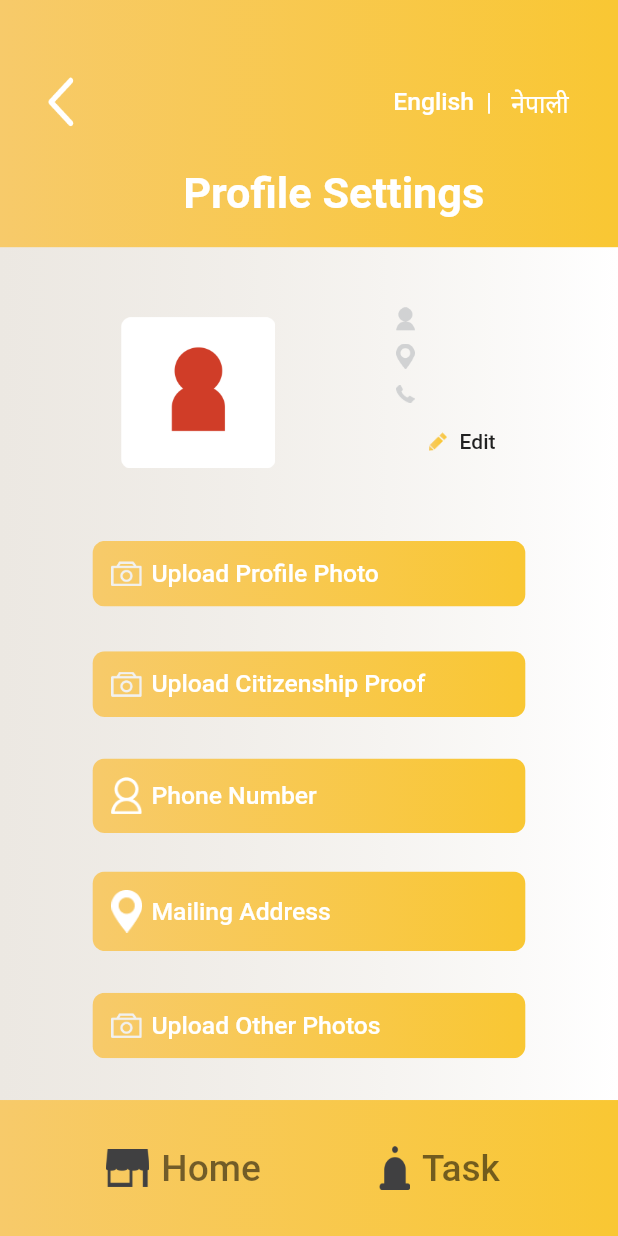
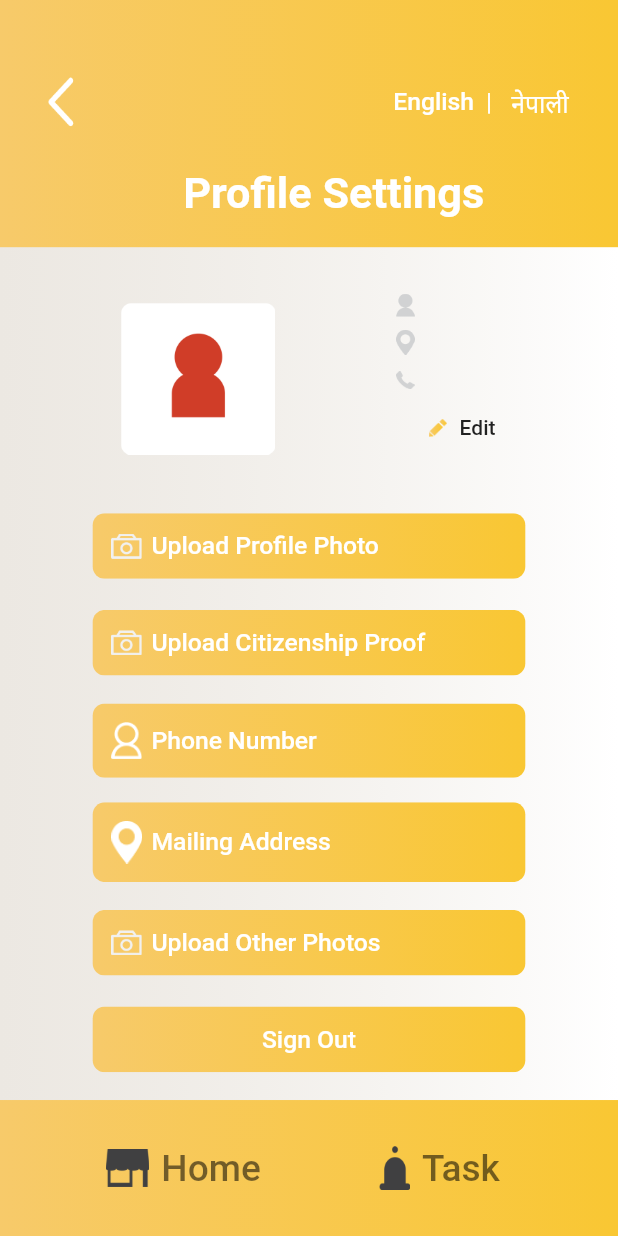
Before and after one commit to diksha/grihni, a Flutter app: the ProfileSettings screen opened directly with empty values, on a phone screen of 412 x 824 dp. Run offline on Flutter 3.47's test engine with Material 2 defaults, Android fonts, the phone set to English and light mode, and no system bars; our stand-ins replace cloud_firestore, device_preview, firebase_auth, firebase_core, firebase_storage, flutter_riverpod and 4 more; accounts and stored records are empty; generated files the repository leaves out were written again; project files that could hold a hidden picture were left out.

Commit message:
Add the signout button to the profile Screen

```diff
--- a/lib/l10n/app_en.arb
+++ b/lib/l10n/app_en.arb
@@ -81,5 +81,6 @@
     "edit": "Edit",
     "language": "English",
     "uploadPhoto": "Upload Photo",
-    "call": "Call"
+    "call": "Call",
+    "signOut": "Sign Out"
 }
--- a/lib/l10n/app_ne.arb
+++ b/lib/l10n/app_ne.arb
@@ -91,6 +91,7 @@
   "edit": "Edit",
   "language": "Nepali",
   "uploadPhoto": "Upload Photo",
-  "call": "Call"
+  "call": "Call",
+  "signOut": "Sign Out"
 
 }
--- a/lib/ui/screens/profile/profile_settings.dart
+++ b/lib/ui/screens/profile/profile_settings.dart
@@ -1,6 +1,7 @@
 import 'package:flutter/material.dart';
 import 'package:flutter_svg/flutter_svg.dart';
 import 'package:junkiri/models/grihini.dart';
+import 'package:junkiri/services/auth_service.dart';
 import 'package:junkiri/ui/shares/app_colors.dart';
 import 'package:flutter_riverpod/all.dart';
 import 'package:junkiri/ui/shares/app_constants.dart';
@@ -18,6 +19,7 @@ class ProfileSettings extends ConsumerWidget {
   Widget build(BuildContext context, ScopedReader watch) {
     w = MediaQuery.of(context).size.width;
     h = MediaQuery.of(context).size.height;
+
     return Scaffold(
       body: Stack(
         children: [
@@ -143,6 +145,7 @@ class ProfileSettings extends ConsumerWidget {
                     "assets/images/icons/location.png",context,grihini),
                 _button(AppLocalizations.of(context)!.uploadOtherPhotos,
                     "assets/images/icons/photo.png",context,grihini),
+                _signoutButton(context),
               ],
             ),
           ),
@@ -188,10 +191,26 @@ Widget _button(btnLabel, String imgUrl,context,grihini) {
   );
 }
 
-void uploadProfilePhoto() {}
-
-void uploadCitizenshipProof() {}
-
-void mailingAddress() {}
-
-void uploadOtherPhotos() {}
+Widget _signoutButton(context) {
+  AuthService authService = AuthService();
+  return MaterialButton(
+    onPressed: (){
+      authService.signOut(context: context);
+    },
+    child: Ink(
+      width: w * 0.7,
+      decoration: BoxDecoration(
+          borderRadius: const BorderRadius.all(Radius.circular(8)),
+          gradient: LinearGradient(
+              colors: [AppColors.lightYellow, AppColors.darkYellow])),
+      child: Padding(
+        padding: EdgeInsets.all(w * 0.03),
+        child: Text(
+          AppLocalizations.of(context)!.signOut,
+          textAlign: TextAlign.center,
+          style: TextStyle(fontSize: w * 0.04, color: Colors.white),
+        ),
+      ),
+    ),
+  );
+}
```
Also changed, not shown: lib/services/auth_service.dart (+9 -1 lines).
